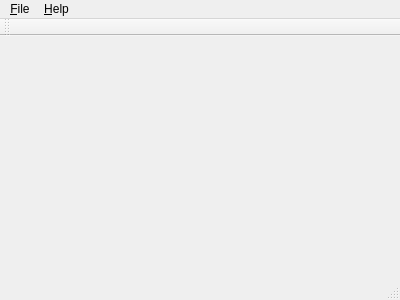
Above: Copycat/MainWindow.ui from QtExcel/QXlsx before the change. Below: the same form after it.
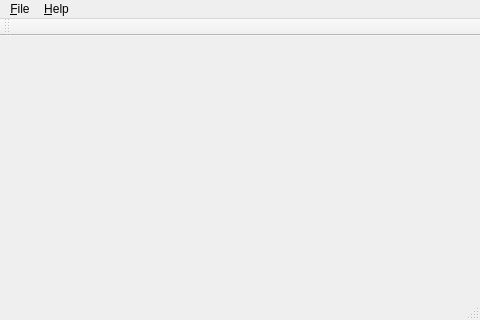
That is the form after the change.

Diff of the .ui file:
```diff
--- a/Copycat/MainWindow.ui
+++ b/Copycat/MainWindow.ui
@@ -6,8 +6,8 @@
    <rect>
     <x>0</x>
     <y>0</y>
-    <width>400</width>
-    <height>300</height>
+    <width>480</width>
+    <height>320</height>
    </rect>
   </property>
   <property name="windowTitle">
@@ -19,7 +19,7 @@
     <rect>
      <x>0</x>
      <y>0</y>
-     <width>400</width>
+     <width>480</width>
      <height>21</height>
     </rect>
    </property>
```
